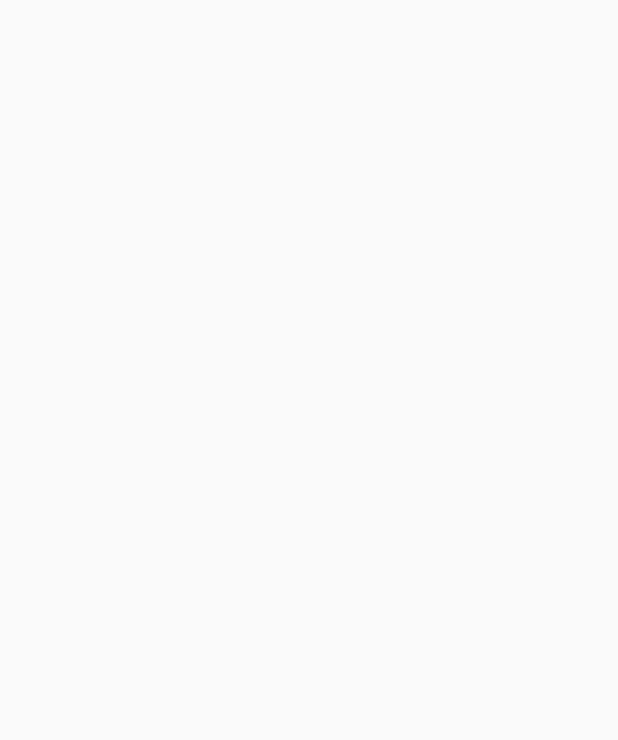
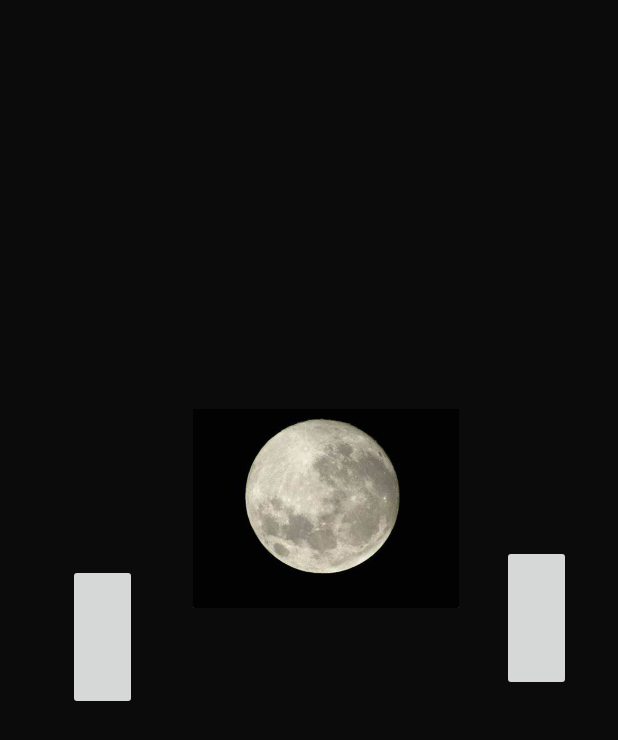
Before and after one commit to LucasRabaquim/Aplicacao_Java_Cavaleiro_da_Lua, an Android app: the curiosidades_Activity screen opened directly, with no data from a screen before it, on a phone screen of 412 x 824 dp. Before the commit the part shown is empty. Shown: the top 740 px of the screen. Run offline under Robolectric (Android 15) with nearby library versions, the phone set to English and light mode, and no system bars.

Commit message:
Corrigindo arquivos faltando

```diff
--- a/app/src/main/java/com/example/cavaleiro_da_lua/curiosidades_Activity.java
+++ b/app/src/main/java/com/example/cavaleiro_da_lua/curiosidades_Activity.java
@@ -3,12 +3,19 @@ package com.example.cavaleiro_da_lua;
 import androidx.appcompat.app.AppCompatActivity;
 
 import android.os.Bundle;
+import android.widget.ImageView;
 
 public class curiosidades_Activity extends AppCompatActivity {
 
+    ImageView view_imagem;
     @Override
     protected void onCreate(Bundle savedInstanceState) {
+
         super.onCreate(savedInstanceState);
         setContentView(R.layout.activity_curiosidades);
+        view_imagem = findViewById(R.id.img_Curio);
+        int luacheia = R.drawable.cheia;
+        view_imagem.setImageResource(luacheia);
     }
+
 }
--- a/app/src/main/res/layout/activity_curiosidades.xml
+++ b/app/src/main/res/layout/activity_curiosidades.xml
@@ -4,6 +4,64 @@
     xmlns:tools="http://schemas.android.com/tools"
     android:layout_width="match_parent"
     android:layout_height="match_parent"
+    android:background="#0B0B0B"
+    android:foregroundTint="#0B0B0B"
     tools:context=".curiosidades_Activity">
 
+    <ImageView
+        android:id="@+id/img_Curio"
+        android:layout_width="177dp"
+        android:layout_height="198dp"
+        android:layout_marginTop="240dp"
+        app:layout_constraintEnd_toEndOf="parent"
+        app:layout_constraintHorizontal_bias="0.547"
+        app:layout_constraintStart_toStartOf="parent"
+        app:layout_constraintTop_toTopOf="parent"
+        tools:src="@tools:sample/avatars" />
+
+    <TextView
+        android:id="@+id/txt_Curio"
+        android:layout_width="174dp"
+        android:layout_height="168dp"
+        android:text="TextView"
+        app:layout_constraintBottom_toBottomOf="parent"
+        app:layout_constraintEnd_toEndOf="parent"
+        app:layout_constraintHorizontal_bias="0.54"
+        app:layout_constraintStart_toStartOf="parent"
+        app:layout_constraintTop_toBottomOf="@+id/img_Curio"
+        app:layout_constraintVertical_bias="0.321" />
+
+    <ImageButton
+        android:id="@+id/btn_Curio1"
+        android:layout_width="46dp"
+        android:layout_height="97dp"
+        app:layout_constraintBottom_toBottomOf="parent"
+        app:layout_constraintEnd_toEndOf="parent"
+        app:layout_constraintHorizontal_bias="0.507"
+        app:layout_constraintStart_toEndOf="@+id/txt_Curio"
+        app:layout_constraintTop_toTopOf="parent"
+        tools:src="@tools:sample/avatars" />
+
+    <ImageButton
+        android:id="@+id/btn_Curio2"
+        android:layout_width="46dp"
+        android:layout_height="97dp"
+        app:layout_constraintBottom_toBottomOf="parent"
+        app:layout_constraintEnd_toStartOf="@+id/txt_Curio"
+        app:layout_constraintHorizontal_bias="0.548"
+        app:layout_constraintStart_toStartOf="parent"
+        app:layout_constraintTop_toTopOf="parent"
+        app:layout_constraintVertical_bias="0.517"
+        tools:src="@tools:sample/avatars" />
+
+    <ImageView
+        android:id="@+id/img_Curio2"
+        android:layout_width="114dp"
+        android:layout_height="96dp"
+        app:layout_constraintEnd_toEndOf="parent"
+        app:layout_constraintHorizontal_bias="0.528"
+        app:layout_constraintStart_toStartOf="parent"
+        tools:layout_editor_absoluteY="144dp"
+        tools:src="@tools:sample/avatars" />
+
 </androidx.constraintlayout.widget.ConstraintLayout>
```
Also changed, not shown: app/src/main/java/com/example/cavaleiro_da_lua/sensor_Activity.java (+7 -7 lines), app/src/main/res/layout/activity_diferencas.xml (+75 -39 lines), app/src/main/res/drawable/cheia.jpg (added).
